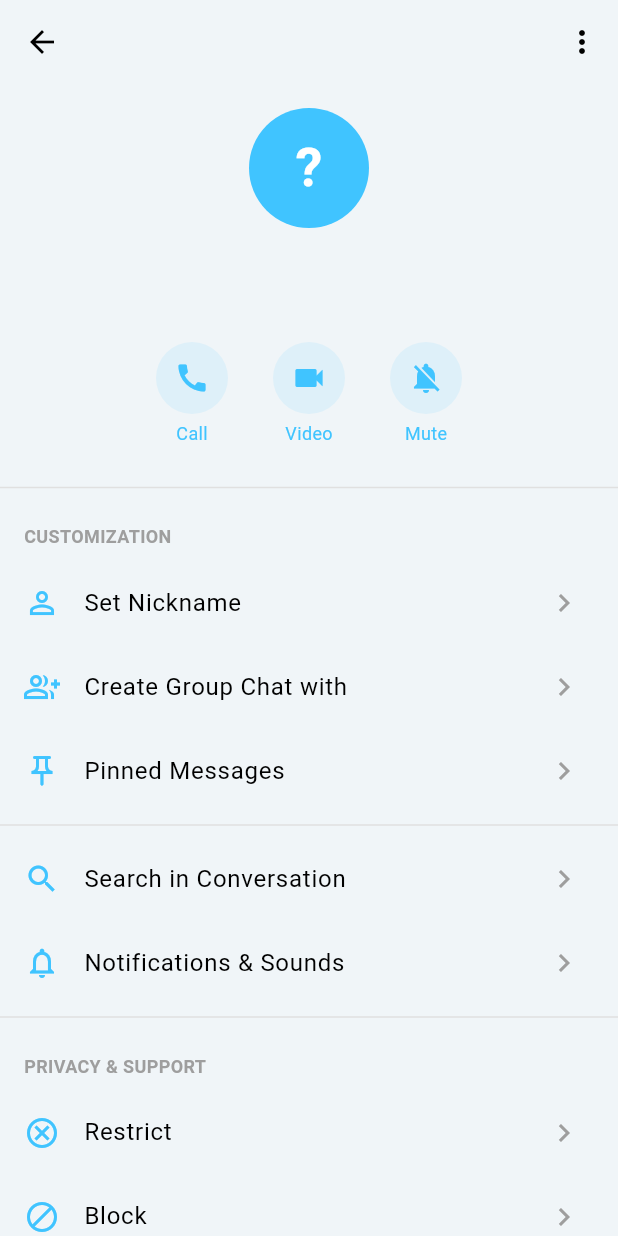
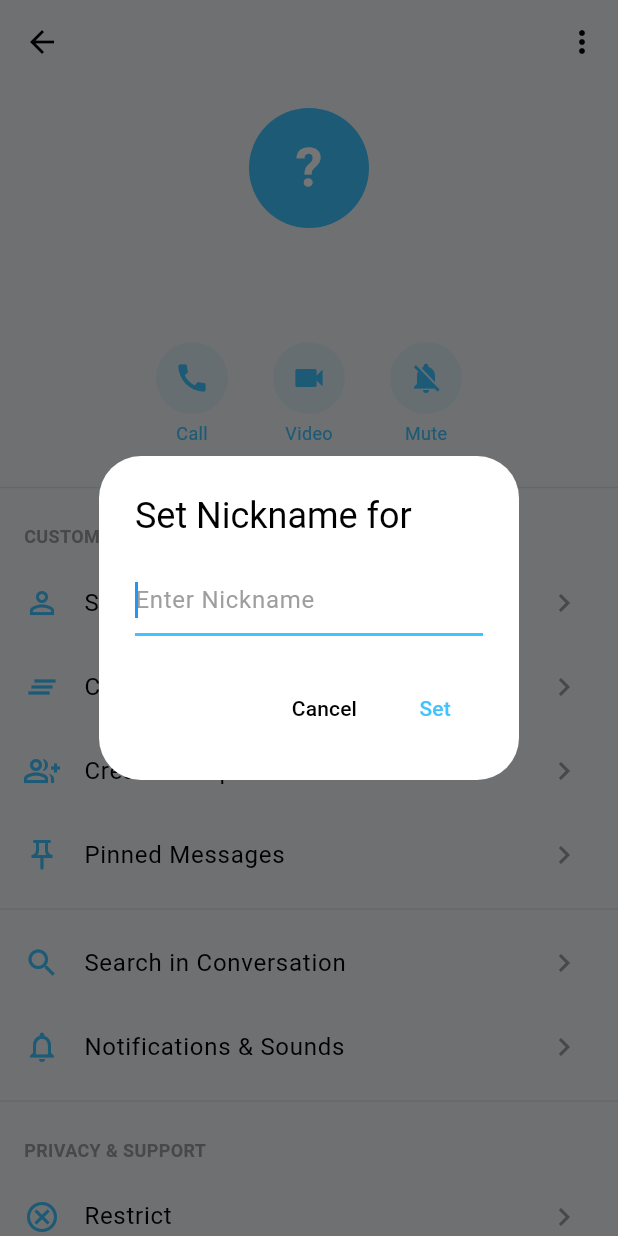
Before and after one commit to jui1960/Chat-App-----flutter, a Flutter app: the UserProfileScreen screen opened directly with empty values, after a tap on "Set Nickname", on a phone screen of 412 x 824 dp. Run offline on Flutter 3.47's test engine with Material 3 defaults, Android fonts, the phone set to English and light mode, and no system bars; our stand-ins replace cloud_firestore, firebase_auth, firebase_core, shared_preferences; accounts and stored records are empty.

Commit message:
knickname feature add

```diff
--- a/lib/screens/chat_screen.dart
+++ b/lib/screens/chat_screen.dart
@@ -5,11 +5,13 @@ import '../widgets/message_bubble.dart';
 import '../widgets/message_input.dart';
 import 'user_profile_screen.dart';
 import '../widgets/avatar_with_letter.dart';
+import 'package:cloud_firestore/cloud_firestore.dart';
+import 'package:firebase_auth/firebase_auth.dart';
 
 
 class ChatScreen extends StatelessWidget {
   final String chatId;
-  final String userName;
+  final String userName; // Original name (will be used if no nickname is set)
   final String userStatus;
   final String userImageUrl;
 
@@ -66,7 +68,7 @@ class ChatScreen extends StatelessWidget {
             userName: userName,
             userStatus: displayStatus,
             userImageUrl: userImageUrl,
-            chatId: chatId, // ✅ chatId পাস করা হলো
+            chatId: chatId,
           ),
         ),
       );
@@ -89,11 +91,28 @@ class ChatScreen extends StatelessWidget {
               isOnline: isOnline,
             ),
             const SizedBox(width: 10),
-            Column(
+            // ✅ StreamBuilder to dynamically show Nickname or Original Name
+            StreamBuilder<DocumentSnapshot>(
+              stream: FirebaseFirestore.instance.collection('chats').doc(chatId).snapshots(),
+              builder: (context, chatSnapshot) {
+                String displayedName = userName;
+                String? currentUserId = FirebaseAuth.instance.currentUser?.uid;
+
+                if (chatSnapshot.hasData && currentUserId != null) {
+                  final chatData = chatSnapshot.data!.data() as Map<String, dynamic>?;
+                  final nicknameKey = 'nickname_$currentUserId';
+                  final nickname = chatData?[nicknameKey] as String?;
+
+                  if (nickname != null && nickname.isNotEmpty) {
+                    displayedName = nickname;
+                  }
+                }
+
+                return Column(
                   crossAxisAlignment: CrossAxisAlignment.start,
                   children: [
                     Text(
-                  userName,
+                      displayedName, // ✅ নিকনেম দেখানো হলো (You ছাড়া)
                       style: TextStyle(
                         fontSize: 18,
                         fontWeight: FontWeight.bold,
@@ -108,6 +127,8 @@ class ChatScreen extends StatelessWidget {
                       ),
                     ),
                   ],
+                );
+              },
             ),
           ],
         ),
--- a/lib/screens/user_profile_screen.dart
+++ b/lib/screens/user_profile_screen.dart
@@ -1,51 +1,140 @@
-// lib/screens/user_profile_screen.dart (FINAL UPDATED CODE)
+// lib/screens/user_profile_screen.dart (FINAL UPDATED CODE with const fixes)
 
 import 'package:flutter/material.dart';
 import '../widgets/avatar_with_letter.dart';
-import 'package:cloud_firestore/cloud_firestore.dart'; // ✅ Firebase ইমপোর্ট করা হলো
+import 'package:cloud_firestore/cloud_firestore.dart';
+import 'package:firebase_auth/firebase_auth.dart';
 
 class UserProfileScreen extends StatelessWidget {
+// ... (Constructor and _setNickname, _showSetNicknameDialog, _deleteConversation, _handleMenuSelection methods are unchanged and correct)
+
   final String userName;
   final String userStatus;
   final String userImageUrl;
-  final String chatId; // ✅ chatId প্যারামিটার যোগ করা হলো
+  final String chatId;
 
   const UserProfileScreen({
     super.key,
     required this.userName,
     required this.userStatus,
     required this.userImageUrl,
-    required this.chatId, // ✅ chatId রিকোয়্যার্ড করা হলো
+    required this.chatId,
   });
 
-  // ✅ নতুন ডিলিট ফাংশন: Firebase থেকে চ্যাট ডিলিট করবে
+  // ✅ নিকনেম সেভ করা/মুছে ফেলা (unchanged)
+  Future<void> _setNickname(BuildContext context, String? newNickname) async {
+    final currentUserId = FirebaseAuth.instance.currentUser?.uid;
+    if (currentUserId == null) {
+      ScaffoldMessenger.of(context).showSnackBar(
+        const SnackBar(content: Text('Error: User not logged in.')),
+      );
+      return;
+    }
+
+    final firestore = FirebaseFirestore.instance;
+    final chatRef = firestore.collection('chats').doc(chatId);
+    final nicknameKey = 'nickname_$currentUserId';
+
+    try {
+      if (newNickname == null || newNickname.isEmpty) {
+        // Nickname মুছে ফেলা (Clear Nickname)
+        await chatRef.update({
+          nicknameKey: FieldValue.delete(),
+        });
+        ScaffoldMessenger.of(context).showSnackBar(
+          SnackBar(content: Text('Nickname cleared for $userName')),
+        );
+      } else {
+        // Nickname সেট করা
+        await chatRef.set({
+          nicknameKey: newNickname,
+        }, SetOptions(merge: true));
+
+        ScaffoldMessenger.of(context).showSnackBar(
+          SnackBar(content: Text('Nickname set to "$newNickname" for $userName')),
+        );
+      }
+      if(Navigator.of(context).canPop()) {
+        Navigator.of(context).pop(); // ডায়ালগ বন্ধ করা
+      }
+
+    } catch (e) {
+      ScaffoldMessenger.of(context).showSnackBar(
+        SnackBar(content: Text('Failed to update nickname: ${e.toString()}')),
+      );
+    }
+  }
+
+  // ✅ নিকনেম ডায়ালগ দেখানো (টাইপিং ফিক্সড, unchanged)
+  void _showSetNicknameDialog(BuildContext context) {
+    final controller = TextEditingController();
+    final primaryColor = Theme.of(context).colorScheme.secondary;
+
+    showDialog(
+      context: context,
+      builder: (ctx) => AlertDialog(
+        // ডায়ালগের কনটেন্ট কালার কঠোরভাবে সাদা রাখা হলো
+        backgroundColor: Colors.white,
+        title: Text('Set Nickname for $userName',
+            style: const TextStyle(color: Colors.black)),
+        content: TextField(
+          controller: controller,
+          // ✅ FIX: ইনপুট টেক্সট কালার কঠোরভাবে কালো সেট করা হলো
+          style: const TextStyle(color: Colors.black),
+          decoration: InputDecoration(
+            hintText: "Enter Nickname",
+            hintStyle: const TextStyle(color: Colors.grey),
+            // ফোকাস থাকার সময় আন্ডারলাইন কালার নিশ্চিত করা হলো
+            focusedBorder: UnderlineInputBorder(
+              borderSide: BorderSide(color: primaryColor, width: 2),
+            ),
+            // সাধারণ আন্ডারলাইন কালার
+            enabledBorder: const UnderlineInputBorder(
+              borderSide: BorderSide(color: Colors.grey),
+            ),
+          ),
+          autofocus: true,
+        ),
+        actions: <Widget>[
+          TextButton(
+            child: const Text('Cancel', style: TextStyle(color: Colors.black)),
+            onPressed: () {
+              Navigator.of(ctx).pop();
+            },
+          ),
+          TextButton(
+            child: Text('Set', style: TextStyle(color: primaryColor)),
+            onPressed: () {
+              _setNickname(context, controller.text.trim());
+            },
+          ),
+        ],
+      ),
+    );
+  }
+
+  // ডিলিট ফাংশন (unchanged)
   Future<void> _deleteConversation(BuildContext context) async {
     final firestore = FirebaseFirestore.instance;
     final chatRef = firestore.collection('chats').doc(chatId);
 
     try {
-      // 1. সাব-কালেকশন (messages) ডিলিট করা
-      // (প্রোডাকশন অ্যাপে ক্লাউড ফাংশন বা batch delete ব্যবহার করা উচিত। এখানে সহজ লুপ দেখানো হলো)
       final messagesSnapshot = await chatRef.collection('messages').get();
       for (final doc in messagesSnapshot.docs) {
         await doc.reference.delete();
       }
 
-      // 2. মেইন চ্যাট ডক ডিলিট করা
       await chatRef.delete();
 
-      // ডিলিট সফল হলে UserProfileScreen এবং ChatScreen থেকে ব্যাক করা
-      // এটি ডিলিট হওয়ার পর হোম স্ক্রিনে নিয়ে যাবে, যেখানে লিস্ট আপডেট হয়ে যাবে।
       Navigator.of(context)
-        ..pop() // UserProfileScreen
-        ..pop(); // ChatScreen
+        ..pop()
+        ..pop();
 
       ScaffoldMessenger.of(context).showSnackBar(
         SnackBar(content: Text('Conversation with $userName deleted successfully!')),
       );
 
     } catch (e) {
-      // ডিলিট ব্যর্থ হলে
       ScaffoldMessenger.of(context).showSnackBar(
         SnackBar(content: Text('Failed to delete chat: ${e.toString()}')),
       );
@@ -56,7 +145,6 @@ class UserProfileScreen extends StatelessWidget {
   void _handleMenuSelection(BuildContext context, String result) {
     switch (result) {
       case 'delete':
-      // ✅ ডিলিট করার আগে কনফার্মেশন ডায়ালগ দেখানো
         showDialog(
           context: context,
           builder: (ctx) => AlertDialog(
@@ -72,20 +160,15 @@ class UserProfileScreen extends StatelessWidget {
               TextButton(
                 child: const Text('Delete', style: TextStyle(color: Colors.red)),
                 onPressed: () {
-                  Navigator.of(ctx).pop(); // ডায়ালগ বন্ধ
-                  _deleteConversation(context); // ডিলিট ফাংশন কল করা
+                  Navigator.of(ctx).pop();
+                  _deleteConversation(context);
                 },
               ),
             ],
           ),
         );
         break;
-      case 'block':
-        debugPrint('Blocking user $userName');
-        break;
-      case 'report':
-        debugPrint('Reporting user $userName');
-        break;
+    //...
     }
   }
 
@@ -96,7 +179,6 @@ class UserProfileScreen extends StatelessWidget {
     final backgroundColor = Theme.of(context).scaffoldBackgroundColor;
     final dividerColor = isDarkMode ? Colors.grey.shade700 : Colors.grey.shade300;
     final bottomPadding = MediaQuery.of(context).padding.bottom;
-
     final isOnline = userStatus == 'Online';
 
 
@@ -122,14 +204,34 @@ class UserProfileScreen extends StatelessWidget {
                         onlineIndicatorBackgroundColor: backgroundColor,
                       ),
                       const SizedBox(height: 8),
-                      Text(
-                        userName,
-                        style: TextStyle(
-                          fontSize: 22,
-                          fontWeight: FontWeight.bold,
-                          color: Theme.of(context).textTheme.bodyLarge?.color,
-                        ),
+                      // ✅ StreamBuilder: নিকনেম/আসল নাম ডিসপ্লে (You ছাড়া)
+                      StreamBuilder<DocumentSnapshot>(
+                        stream: FirebaseFirestore.instance.collection('chats').doc(chatId).snapshots(),
+                        builder: (context, chatSnapshot) {
+                          String displayedName = userName;
+                          String? currentUserId = FirebaseAuth.instance.currentUser?.uid;
+
+                          if (chatSnapshot.hasData && currentUserId != null) {
+                            final chatData = chatSnapshot.data!.data() as Map<String, dynamic>?;
+                            final nicknameKey = 'nickname_$currentUserId';
+                            final nickname = chatData?[nicknameKey] as String?;
+
+                            if (nickname != null && nickname.isNotEmpty) {
+                              displayedName = nickname;
+                            }
+                          }
+
+                          return Text(
+                            displayedName,
+                            style: TextStyle(
+                              fontSize: 22,
+                              fontWeight: FontWeight.bold,
+                              color: Theme.of(context).textTheme.bodyLarge?.color,
+                            ),
+                          );
+                        },
                       ),
+
                       Text(
                         userStatus,
                         style: TextStyle(
@@ -157,9 +259,16 @@ class UserProfileScreen extends StatelessWidget {
 
                 // 2. Customization Block
                 _buildSectionHeader('Customization', isDarkMode),
+                // Nickname সেট করার অপশন
                 _buildSettingsItem(
                     context, Icons.person_outline, 'Set Nickname', primaryColor,
-                        () {}),
+                        () => _showSetNicknameDialog(context)),
+
+                // ✅ অপশন: Clear Nickname
+                _buildSettingsItem(
+                    context, Icons.clear_all, 'Clear Nickname', primaryColor,
+                        () => _setNickname(context, null)),
+
                 _buildSettingsItem(context, Icons.group_add_outlined,
                     'Create Group Chat with $userName', primaryColor, () {}),
                 _buildSettingsItem(
@@ -186,7 +295,7 @@ class UserProfileScreen extends StatelessWidget {
                 _buildSettingsItem(
                     context, Icons.flag_outlined, 'Report', primaryColor, () {}),
                 _buildSettingsItem(
-                    context, Icons.delete_outline, 'Delete Chat', primaryColor, () => _handleMenuSelection(context, 'delete')), // ✅ Delete বাটনে ক্লিক করলে ডিলিট লজিক কল হবে
+                    context, Icons.delete_outline, 'Delete Chat', primaryColor, () => _handleMenuSelection(context, 'delete')),
 
                 // Safe Area Padding
                 SizedBox(height: bottomPadding + 10),
@@ -198,7 +307,7 @@ class UserProfileScreen extends StatelessWidget {
     );
   }
 
-  // --- Helper Widgets (Unchanged) ---
+  // --- Helper Widgets (Const keyword removed) ---
   SliverAppBar _buildCustomAppBar(
       BuildContext context, Color primaryColor, bool isDarkMode, void Function(BuildContext, String) onSelect, Color backgroundColor) {
     return SliverAppBar(
@@ -243,7 +352,6 @@ class UserProfileScreen extends StatelessWidget {
     );
   }
 
-  // (বাকি helper functions unchanged)
   Widget _buildSectionHeader(String title, bool isDarkMode) {
     return Padding(
       padding: const EdgeInsets.only(left: 16, top: 16, bottom: 8),
@@ -260,6 +368,7 @@ class UserProfileScreen extends StatelessWidget {
 
   Widget _buildSettingsItem(BuildContext context, IconData icon, String title,
       Color primaryColor, VoidCallback onTap) {
+    // এখানে const ব্যবহার করা যেত না কারণ Theme.of(context) const নয়
     return ListTile(
       leading: Icon(icon, color: primaryColor),
       title: Text(
@@ -273,6 +382,7 @@ class UserProfileScreen extends StatelessWidget {
 
   Widget _buildActionIcon(
       IconData icon, String label, Color primaryColor, VoidCallback onTap) {
+    // এখানে const ব্যবহার করা যেত না কারণ primaryColor একটি final রানটাইম ভেরিয়েবল
     return Column(
       children: [
         Container(
```
Also changed, not shown: lib/screens/home_screen.dart (+18 -16 lines). Lines whose indentation alone changed are shown as unchanged.
